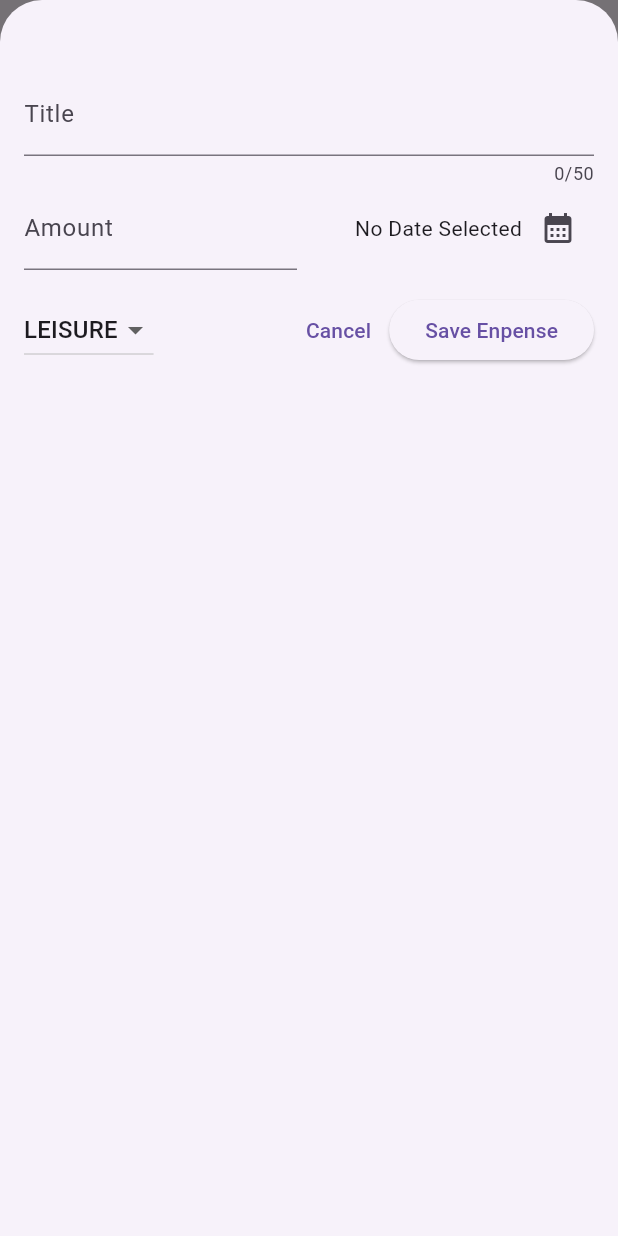
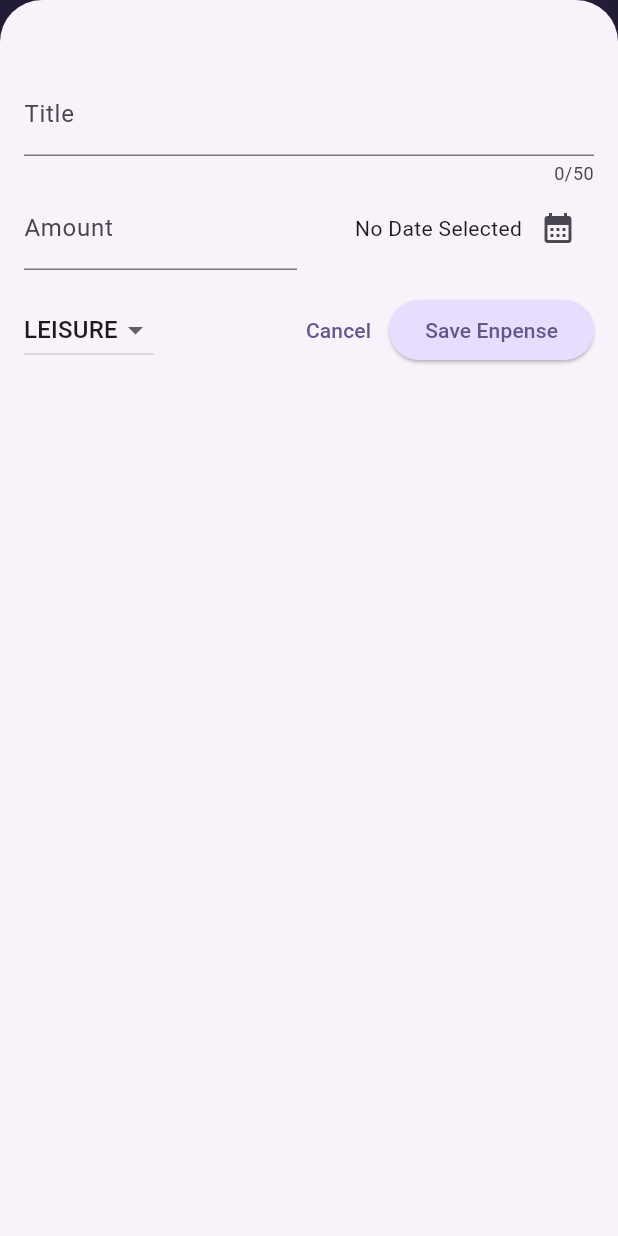
Before and after one commit to Sharoz29/expense-tracker-app, a Flutter app: the screen it shows after launch, after a tap on the "add" icon, on a phone screen of 412 x 824 dp. Run offline on Flutter 3.47's test engine with Material 3 defaults, Android fonts, the phone set to English and light mode, and no system bars.

Commit message:
Implement a custom theme in the main.dart file

```diff
--- a/lib/main.dart
+++ b/lib/main.dart
@@ -1,10 +1,38 @@
 import 'package:flutter/material.dart';
 import 'package:expense_tracker/widgets/expenses.dart';
 
+var kColorScheme =
+    ColorScheme.fromSeed(seedColor: const Color.fromARGB(255, 96, 59, 181));
+
 void main() {
   runApp(
-    const MaterialApp(
-      home:  Expenses()
+    MaterialApp(
+      theme: ThemeData().copyWith(
+        colorScheme: kColorScheme,
+        appBarTheme: const AppBarTheme().copyWith(
+          backgroundColor: kColorScheme.onPrimaryContainer,
+          foregroundColor: kColorScheme.primaryContainer,
+        ),
+        cardTheme: const CardTheme().copyWith(
+          color: kColorScheme.secondaryContainer,
+          margin: const EdgeInsets.symmetric(
+            horizontal: 16,
+            vertical: 8,
+          ),
+        ),
+        elevatedButtonTheme: ElevatedButtonThemeData(
+          style: ElevatedButton.styleFrom(
+              backgroundColor: kColorScheme.primaryContainer),
+        ),
+        textTheme: ThemeData().textTheme.copyWith(
+              titleLarge: TextStyle(
+                fontWeight: FontWeight.normal,
+                color: kColorScheme.onSecondaryContainer,
+                fontSize: 14,
+              ),
+            ),
+      ),
+      home: const Expenses(),
     ),
   );
 }
--- a/lib/widgets/expenses.dart
+++ b/lib/widgets/expenses.dart
@@ -13,6 +13,7 @@ class Expenses extends StatefulWidget {
 }
 
 class _ExpensesState extends State<Expenses> {
+
   final List<Expense> _registeredExpenses = [
     Expense(
         title: 'Flutter Course',
--- a/lib/widgets/expenses_list/expense_item.dart
+++ b/lib/widgets/expenses_list/expense_item.dart
@@ -12,8 +12,12 @@ class ExpenseItem extends StatelessWidget {
       child: Padding(
           padding: const EdgeInsets.symmetric(horizontal: 20, vertical: 16),
           child: Column(
+            crossAxisAlignment: CrossAxisAlignment.start,
             children: [
-              Text(expense.title),
+              Text(
+                expense.title,
+                style: Theme.of(context).textTheme.titleLarge,
+              ),
               const SizedBox(
                 height: 4,
               ),
@@ -23,7 +27,9 @@ class ExpenseItem extends StatelessWidget {
                   const Spacer(),
                   Row(children: [
                     Icon(categoryIcons[expense.category]),
-                    const SizedBox(width: 8,),
+                    const SizedBox(
+                      width: 8,
+                    ),
                     Text(expense.formatDate),
                   ])
                 ],
--- a/lib/widgets/expenses_list/expenses_list.dart
+++ b/lib/widgets/expenses_list/expenses_list.dart
@@ -1,3 +1,4 @@
+import "package:expense_tracker/main.dart";
 import "package:expense_tracker/models/expense.dart";
 import "package:expense_tracker/widgets/expenses_list/expense_item.dart";
 import "package:flutter/material.dart";
@@ -19,6 +20,12 @@ class ExpensesList extends StatelessWidget {
       // the itemBuilder will be called the exact number of times as the item count
       itemCount: expenseList.length,
       itemBuilder: (ctx, index) => Dismissible(
+        background: Container(
+          color: Theme.of(context).colorScheme.error.withOpacity(0.25),
+          margin: EdgeInsets.symmetric(
+            horizontal: Theme.of(context).cardTheme.margin!.horizontal,
+          ),
+        ),
         //Used to make keys when a key is needed
         key: ValueKey(expenseList[index]),
         onDismissed: (direction) {
```
